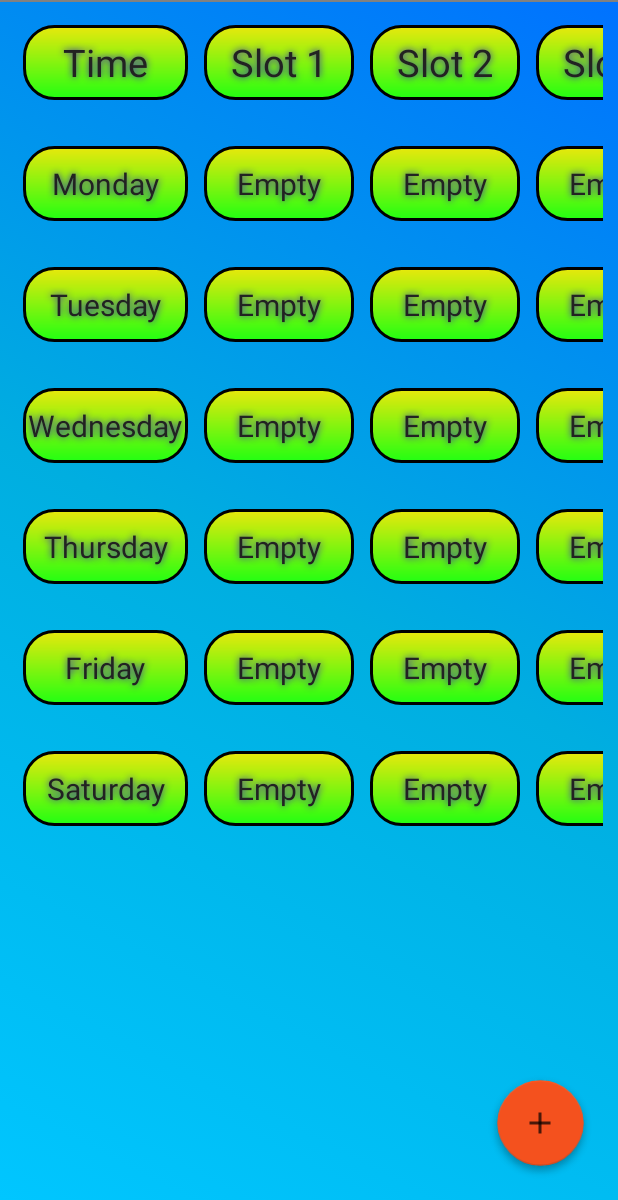
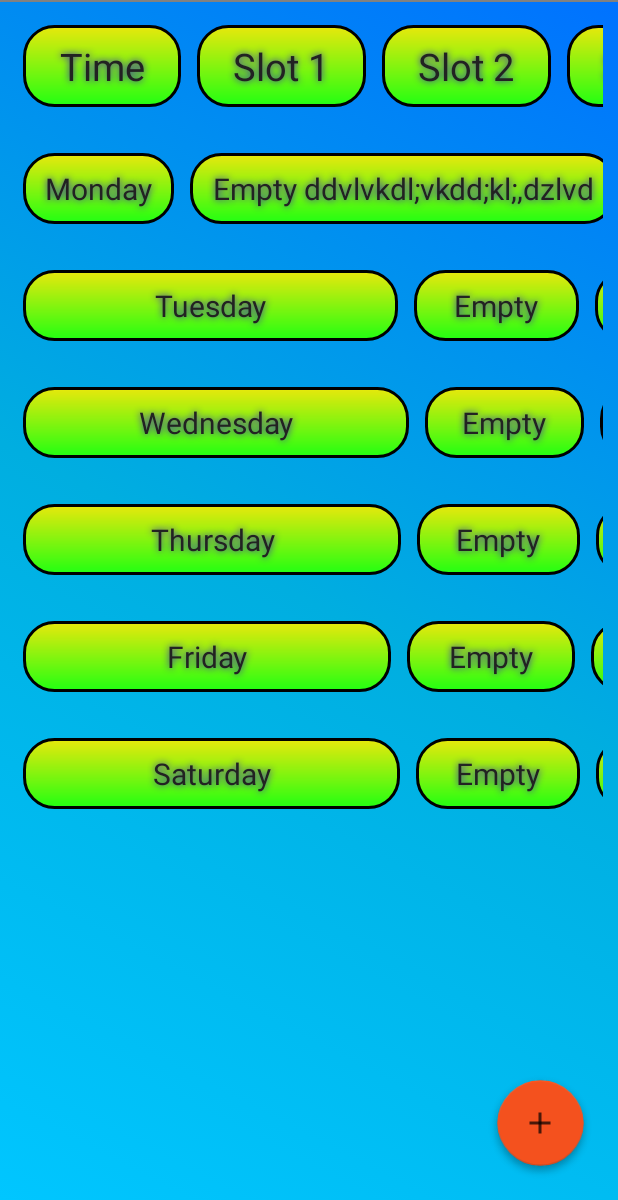
Before and after one commit to prayasjain/bunkapp, an Android app: the screen it shows after launch (Testing), on a phone screen of 412 x 824 dp, the part 36-1236 px from its top. Run offline under Robolectric (Android 15) with nearby library versions, the phone set to English and light mode, and no system bars.

Commit message:
ttlayout-change,incomplete

```diff
--- a/app/src/main/java/abhishekp/example/com/bunkmoniter/Testing.java
+++ b/app/src/main/java/abhishekp/example/com/bunkmoniter/Testing.java
@@ -74,7 +74,7 @@ public class Testing extends Activity implements View.OnClickListener {
     private void loadingdata() {
 
         memory = getSharedPreferences(folder, 0);
-        gotdata = memory.getString("11", "Empty");
+        gotdata = memory.getString("11", "Empty ddvlvkdl;vkdd;kl;,dzlvd");
         text[1][1].setText(gotdata);
         gotdata = memory.getString("21", "Empty");
         text[2][1].setText(gotdata);
--- a/app/src/main/res/drawable/textitem.xml
+++ b/app/src/main/res/drawable/textitem.xml
@@ -10,15 +10,12 @@
         android:type="linear"
         />
     <padding
-        android:left="0dp"
-        android:top="0dp"
-        android:right="0dp"
-        android:bottom="0dp"
+        android:left="15dp"
+        android:top="10dp"
+        android:right="15dp"
+        android:bottom="10dp"
         />
-    <size
-        android:width="270dp"
-        android:height="60dp"
-        />
+
     <stroke
         android:width="2dp"
         android:color="#000000"
--- a/app/src/main/res/layout/timetableentry.xml
+++ b/app/src/main/res/layout/timetableentry.xml
@@ -32,9 +32,10 @@
                 android:layout_weight="1"
                 android:textSize="25dp"
                 android:layout_margin="5dp"
-                android:layout_width="110dp"
-                android:layout_height="50dp"
+                android:layout_width="wrap_content"
+                android:layout_height="wrap_content"
                 android:text="Time"
+
                 android:gravity="center"
                 android:shadowColor="#311BBF"
                 android:shadowDx="0"
@@ -55,8 +56,8 @@
 
                 android:textSize="25dp"
                 android:layout_margin="5dp"
-                android:layout_width="100dp"
-                android:layout_height="50dp"
+                android:layout_width="wrap_content"
+                android:layout_height="wrap_content"
                 android:text="Slot 1" />
             <TextView
                 android:layout_weight="1"
@@ -70,8 +71,8 @@
 
                 android:textSize="25dp"
                 android:layout_margin="5dp"
-                android:layout_width="100dp"
-                android:layout_height="50dp"
+                android:layout_width="wrap_content"
+                android:layout_height="wrap_content"
                 android:text="Slot 2" />
             <TextView
                 android:layout_weight="1"
@@ -84,8 +85,8 @@
 
                 android:textSize="25dp"
                 android:layout_margin="5dp"
-                android:layout_width="100dp"
-                android:layout_height="50dp"
+                android:layout_width="wrap_content"
+                android:layout_height="wrap_content"
                 android:text="Slot 3" />
             <TextView
                 android:layout_weight="1"
@@ -98,8 +99,8 @@
 
                 android:textSize="25dp"
                 android:layout_margin="5dp"
-                android:layout_width="100dp"
-                android:layout_height="50dp"
+                android:layout_width="wrap_content"
+                android:layout_height="wrap_content"
                 android:text="Slot 4" />
             <TextView
                 android:layout_weight="1"
@@ -112,8 +113,8 @@
 
                 android:textSize="25dp"
                 android:layout_margin="5dp"
-                android:layout_width="100dp"
-                android:layout_height="50dp"
+                android:layout_width="wrap_content"
+                android:layout_height="wrap_content"
                 android:text="Slot 5" />
             <TextView
                 android:layout_weight="1"
@@ -126,8 +127,8 @@
 
                 android:textSize="25dp"
                 android:layout_margin="5dp"
-                android:layout_width="100dp"
-                android:layout_height="50dp"
+                android:layout_width="wrap_content"
+                android:layout_height="wrap_content"
                 android:text="Slot 6" />
             <TextView
                 android:layout_weight="1"
@@ -140,8 +141,8 @@
 
                 android:textSize="25dp"
                 android:layout_margin="5dp"
-                android:layout_width="100dp"
-                android:layout_height="50dp"
+                android:layout_width="wrap_content"
+                android:layout_height="wrap_content"
                 android:text="Slot 7" />
 
 
@@ -158,8 +159,8 @@
             android:layout_weight="6"
             android:textSize="20dp"
             android:layout_margin="5dp"
-            android:layout_width="110dp"
-            android:layout_height="50dp"
+            android:layout_width="wrap_content"
+            android:layout_height="wrap_content"
             android:text="Monday"
             android:shadowColor="#311BBF"
             android:shadowDx="0"
@@ -174,8 +175,8 @@
            android:textColor="#222222"                  android:background="@drawable/textitem"
             android:textSize="20dp"
             android:layout_margin="5dp"
-            android:layout_width="100dp"
-            android:layout_height="50dp"
+            android:layout_width="wrap_content"
+            android:layout_height="wrap_content"
             android:text="Empty"
             android:shadowColor="#311BBF"
             android:shadowDx="0"
@@ -196,8 +197,8 @@
             android:gravity="center"
             android:textSize="20dp"
             android:layout_margin="5dp"
-            android:layout_width="100dp"
-            android:layout_height="50dp"
+            android:layout_width="wrap_content"
+            android:layout_height="wrap_content"
             android:text="Empty"
             android:id="@+id/tv12" />
         <TextView
@@ -211,8 +212,8 @@
             android:shadowRadius="6"
             android:gravity="center"
             android:layout_margin="5dp"
-            android:layout_width="100dp"
-            android:layout_height="50dp"
+            android:layout_width="wrap_content"
+            android:layout_height="wrap_content"
             android:text="Empty"
             android:id="@+id/tv13" />
         <TextView
@@ -227,8 +228,8 @@
             android:shadowRadius="6"
             android:gravity="center"
             android:layout_margin="5dp"
-            android:layout_width="100dp"
-            android:layout_height="50dp"
+            android:layout_width="wrap_content"
+            android:layout_height="wrap_content"
             android:text="Empty" />
         <TextView
             android:id="@+id/tv15"
@@ -242,8 +243,8 @@
             android:textSize="20dp"
             android:layout_weight="1"
             android:layout_margin="5dp"
-            android:layout_width="100dp"
-            android:layout_height="50dp"
+            android:layout_width="wrap_content"
+            android:layout_height="wrap_content"
             android:text="Empty" />
         <TextView
             android:id="@+id/tv16"
@@ -257,8 +258,8 @@
             android:gravity="center"
             android:layout_weight="1"
             android:layout_margin="5dp"
-            android:layout_width="100dp"
-            android:layout_height="50dp"
+            android:layout_width="wrap_content"
+            android:layout_height="wrap_content"
             android:text="Empty" />
         <TextView
             android:id="@+id/tv17"
@@ -272,8 +273,8 @@
             android:gravity="center"
             android:layout_margin="5dp"
             android:layout_weight="1"
-            android:layout_width="100dp"
-            android:layout_height="50dp"
+            android:layout_width="wrap_content"
+            android:layout_height="wrap_content"
             android:text="Empty" />
 
 
@@ -290,8 +291,8 @@
             android:layout_weight="6"
             android:textSize="20dp"
             android:layout_margin="5dp"
-            android:layout_width="110dp"
-            android:layout_height="50dp"
+            android:layout_width="wrap_content"
+            android:layout_height="wrap_content"
             android:text="Tuesday"
            android:textColor="#222222"                  android:background="@drawable/textitem"
             android:shadowColor="#311BBF"
@@ -310,8 +311,8 @@
             android:gravity="center"
             android:textSize="20dp"
             android:layout_margin="5dp"
-            android:layout_width="100dp"
-            android:layout_height="50dp"
+            android:layout_width="wrap_content"
+            android:layout_height="wrap_content"
             android:text="Empty"
             android:id="@+id/tv21"/>
         <TextView
@@ -325,8 +326,8 @@
             android:gravity="center"
             android:textSize="20dp"
             android:layout_margin="5dp"
-            android:layout_width="100dp"
-            android:layout_height="50dp"
+            android:layout_width="wrap_content"
+            android:layout_height="wrap_content"
             android:text="Empty"
             android:id="@+id/tv22" />
         <TextView
@@ -340,8 +341,8 @@
             android:shadowRadius="6"
             android:gravity="center"
             android:layout_margin="5dp"
-            android:layout_width="100dp"
-            android:layout_height="50dp"
+            android:layout_width="wrap_content"
+            android:layout_height="wrap_content"
             android:text="Empty"
             android:id="@+id/tv23" />
         <TextView
@@ -356,8 +357,8 @@
             android:shadowRadius="6"
             android:gravity="center"
             android:layout_margin="5dp"
-            android:layout_width="100dp"
-            android:layout_height="50dp"
+            android:layout_width="wrap_content"
+            android:layout_height="wrap_content"
             android:text="Empty"
             android:id="@+id/tv24"/>
         <TextView
@@ -372,8 +373,8 @@
             android:textSize="20dp"
             android:layout_weight="1"
             android:layout_margin="5dp"
-            android:layout_width="100dp"
-            android:layout_height="50dp"
+            android:layout_width="wrap_content"
+            android:layout_height="wrap_content"
             android:text="Empty"
             android:id="@+id/tv25"/>
         <TextView
@@ -388,8 +389,8 @@
 
             android:layout_weight="1"
             android:layout_margin="5dp"
-            android:layout_width="100dp"
-            android:layout_height="50dp"
+            android:layout_width="wrap_content"
+            android:layout_height="wrap_content"
             android:text="Empty"
             android:id="@+id/tv26"/>
         <TextView
@@ -406,8 +407,8 @@
 
             android:layout_margin="5dp"
             android:layout_weight="1"
-            android:layout_width="100dp"
-            android:layout_height="50dp"
+            android:layout_width="wrap_content"
+            android:layout_height="wrap_content"
             android:text="Empty" />
 
 
@@ -424,8 +425,8 @@
             android:layout_weight="6"
             android:textSize="20dp"
             android:layout_margin="5dp"
-            android:layout_width="110dp"
-            android:layout_height="50dp"
+            android:layout_width="wrap_content"
+            android:layout_height="wrap_content"
             android:text="Wednesday"
             android:shadowColor="#311BBF"
             android:shadowDx="0"
@@ -444,8 +445,8 @@
            android:textColor="#222222"                  android:background="@drawable/textitem"
             android:textSize="20dp"
             android:layout_margin="5dp"
-            android:layout_width="100dp"
-            android:layout_height="50dp"
+            android:layout_width="wrap_content"
+            android:layout_height="wrap_content"
             android:text="Empty"
             android:id="@+id/tv31" />
         <TextView
@@ -459,8 +460,8 @@
            android:textColor="#222222"                  android:background="@drawable/textitem"
             android:textSize="20dp"
             android:layout_margin="5dp"
-            android:layout_width="100dp"
-            android:layout_height="50dp"
+            android:layout_width="wrap_content"
+            android:layout_height="wrap_content"
             android:text="Empty"
             android:id="@+id/tv32" />
         <TextView
@@ -474,8 +475,8 @@
             android:gravity="center"
            android:textColor="#222222"                  android:background="@drawable/textitem"
             android:layout_margin="5dp"
-            android:layout_width="100dp"
-            android:layout_height="50dp"
+            android:layout_width="wrap_content"
+            android:layout_height="wrap_content"
             android:text="Empty"
             android:id="@+id/tv33" />
         <TextView
@@ -490,8 +491,8 @@
             android:gravity="center"
            android:textColor="#222222"                  android:background="@drawable/textitem"
             android:layout_margin="5dp"
-            android:layout_width="100dp"
-            android:layout_height="50dp"
+            android:layout_width="wrap_content"
+            android:layout_height="wrap_content"
             android:text="Empty" />
         <TextView
             android:clickable="true"
@@ -505,8 +506,8 @@
             android:id="@+id/tv35"
             android:layout_weight="1"
             android:layout_margin="5dp"
-            android:layout_width="100dp"
-            android:layout_height="50dp"
+            android:layout_width="wrap_content"
+            android:layout_height="wrap_content"
             android:text="Empty" />
         <TextView
             android:clickable="true"
@@ -520,8 +521,8 @@
            android:textColor="#222222"                  android:background="@drawable/textitem"
             android:layout_weight="1"
             android:layout_margin="5dp"
-            android:layout_width="100dp"
-            android:layout_height="50dp"
+            android:layout_width="wrap_content"
+            android:layout_height="wrap_content"
             android:text="Empty" />
         <TextView
             android:clickable="true"
@@ -535,8 +536,8 @@
            android:textColor="#222222"                  android:background="@drawable/textitem"
             android:layout_margin="5dp"
             android:layout_weight="1"
-            android:layout_width="100dp"
-            android:layout_height="50dp"
+            android:layout_width="wrap_content"
+            android:layout_height="wrap_content"
             android:text="Empty" />
 
 
@@ -553,8 +554,8 @@
             android:layout_weight="6"
             android:textSize="20dp"
             android:layout_margin="5dp"
-            android:layout_width="110dp"
-            android:layout_height="50dp"
+            android:layout_width="wrap_content"
+            android:layout_height="wrap_content"
             android:text="Thursday"
             android:shadowColor="#311BBF"
             android:shadowDx="0"
@@ -573,8 +574,8 @@
            android:textColor="#222222"                  android:background="@drawable/textitem"
             android:textSize="20dp"
             android:layout_margin="5dp"
-            android:layout_width="100dp"
-            android:layout_height="50dp"
+            android:layout_width="wrap_content"
+            android:layout_height="wrap_content"
             android:text="Empty"
             android:id="@+id/tv41" />
         <TextView
@@ -588,8 +589,8 @@
            android:textColor="#222222"                  android:background="@drawable/textitem"
             android:textSize="20dp"
             android:layout_margin="5dp"
-            android:layout_width="100dp"
-            android:layout_height="50dp"
+            android:layout_width="wrap_content"
+            android:layout_height="wrap_content"
             android:text="Empty"
             android:id="@+id/tv42" />
         <TextView
@@ -603,8 +604,8 @@
             android:gravity="center"
            android:textColor="#222222"                  android:background="@drawable/textitem"
             android:layout_margin="5dp"
-            android:layout_width="100dp"
-            android:layout_height="50dp"
+            android:layout_width="wrap_content"
+            android:layout_height="wrap_content"
             android:text="Empty"
             android:id="@+id/tv43" />
         <TextView
@@ -619,8 +620,8 @@
             android:gravity="center"
            android:textColor="#222222"                  android:background="@drawable/textitem"
             android:layout_margin="5dp"
-            android:layout_width="100dp"
-            android:layout_height="50dp"
+            android:layout_width="wrap_content"
+            android:layout_height="wrap_content"
             android:text="Empty" />
         <TextView
             android:clickable="true"
@@ -634,8 +635,8 @@
             android:textSize="20dp"
             android:layout_weight="1"
             android:layout_margin="5dp"
-            android:layout_width="100dp"
-            android:layout_height="50dp"
+            android:layout_width="wrap_content"
+            android:layout_height="wrap_content"
             android:text="Empty" />
         <TextView
             android:clickable="true"
@@ -649,8 +650,8 @@
            android:textColor="#222222"                  android:background="@drawable/textitem"
             android:layout_weight="1"
             android:layout_margin="5dp"
-            android:layout_width="100dp"
-            android:layout_height="50dp"
+            android:layout_width="wrap_content"
+            android:layout_height="wrap_content"
             android:text="Empty" />
         <TextView
             android:clickable="true"
@@ -664,8 +665,8 @@
            android:textColor="#222222"                  android:background="@drawable/textitem"
             android:layout_margin="5dp"
             android:layout_weight="1"
-            android:layout_width="100dp"
-            android:layout_height="50dp"
+            android:layout_width="wrap_content"
+            android:layout_height="wrap_content"
             android:text="Empty" />
 
 
@@ -682,8 +683,8 @@
             android:layout_weight="6"
             android:textSize="20dp"
             android:layout_margin="5dp"
-            android:layout_width="110dp"
-            android:layout_height="50dp"
+            android:layout_width="wrap_content"
+            android:layout_height="wrap_content"
             android:text="Friday"
             android:shadowColor="#311BBF"
             android:shadowDx="0"
@@ -702,8 +703,8 @@
            android:textColor="#222222"                  android:background="@drawable/textitem"
             android:textSize="20dp"
             android:layout_margin="5dp"
-            android:layout_width="100dp"
-            android:layout_height="50dp"
+            android:layout_width="wrap_content"
+            android:layout_height="wrap_content"
             android:text="Empty"
             android:id="@+id/tv51" />
         <TextView
@@ -717,8 +718,8 @@
            android:textColor="#222222"                  android:background="@drawable/textitem"
             android:textSize="20dp"
             android:layout_margin="5dp"
-            android:layout_width="100dp"
-            android:layout_height="50dp"
+            android:layout_width="wrap_content"
+            android:layout_height="wrap_content"
             android:text="Empty"
             android:id="@+id/tv52" />
         <TextView
@@ -732,8 +733,8 @@
             android:gravity="center"
            android:textColor="#222222"                  android:background="@drawable/textitem"
             android:layout_margin="5dp"
-            android:layout_width="100dp"
-            android:layout_height="50dp"
+            android:layout_width="wrap_content"
+            android:layout_height="wrap_content"
             android:text="Empty"
             android:id="@+id/tv53" />
         <TextView
@@ -748,8 +749,8 @@
             android:gravity="center"
            android:textColor="#222222"                  android:background="@drawable/textitem"
             android:layout_margin="5dp"
-            android:layout_width="100dp"
-            android:layout_height="50dp"
+            android:layout_width="wrap_content"
+            android:layout_height="wrap_content"
             android:text="Empty" />
         <TextView
             android:clickable="true"
@@ -763,8 +764,8 @@
             android:textSize="20dp"
             android:layout_weight="1"
             android:layout_margin="5dp"
-            android:layout_width="100dp"
-            android:layout_height="50dp"
+            android:layout_width="wrap_content"
+            android:layout_height="wrap_content"
             android:text="Empty" />
         <TextView
             android:clickable="true"
@@ -778,8 +779,8 @@
            android:textColor="#222222"                  android:background="@drawable/textitem"
             android:layout_weight="1"
             android:layout_margin="5dp"
-            android:layout_width="100dp"
-            android:layout_height="50dp"
+            android:layout_width="wrap_content"
+            android:layout_height="wrap_content"
             android:text="Empty" />
         <TextView
             android:clickable="true"
@@ -793,8 +794,8 @@
            android:textColor="#222222"                  android:background="@drawable/textitem"
             android:layout_margin="5dp"
             android:layout_weight="1"
-            android:layout_width="100dp"
-            android:layout_height="50dp"
+            android:layout_width="wrap_content"
+            android:layout_height="wrap_content"
             android:text="Empty" />
 
 
@@ -811,8 +812,8 @@
             android:layout_weight="6"
             android:textSize="20dp"
             android:layout_margin="5dp"
-            android:layout_width="110dp"
-            android:layout_height="50dp"
+            android:layout_width="wrap_content"
+            android:layout_height="wrap_content"
             android:text="Saturday"
             android:shadowColor="#311BBF"
             android:shadowDx="0"
@@ -831,8 +832,8 @@
            android:textColor="#222222"                  android:background="@drawable/textitem"
             android:textSize="20dp"
             android:layout_margin="5dp"
-            android:layout_width="100dp"
-            android:layout_height="50dp"
+            android:layout_width="wrap_content"
+            android:layout_height="wrap_content"
             android:text="Empty"
             android:id="@+id/tv61" />
         <TextView
@@ -846,8 +847,8 @@
            android:textColor="#222222"                  android:background="@drawable/textitem"
             android:textSize="20dp"
             android:layout_margin="5dp"
-            android:layout_width="100dp"
-            android:layout_height="50dp"
+            android:layout_width="wrap_content"
+            android:layout_height="wrap_content"
             android:text="Empty"
             android:id="@+id/tv62" />
         <TextView
@@ -861,8 +862,8 @@
             android:gravity="center"
            android:textColor="#222222"                  android:background="@drawable/textitem"
             android:layout_margin="5dp"
-            android:layout_width="100dp"
-            android:layout_height="50dp"
+            android:layout_width="wrap_content"
+            android:layout_height="wrap_content"
             android:text="Empty"
             android:id="@+id/tv63" />
         <TextView
@@ -877,8 +878,8 @@
             android:gravity="center"
            android:textColor="#222222"                  android:background="@drawable/textitem"
             android:layout_margin="5dp"
-            android:layout_width="100dp"
-            android:layout_height="50dp"
+            android:layout_width="wrap_content"
+            android:layout_height="wrap_content"
             android:text="Empty" />
         <TextView
             android:clickable="true"
@@ -892,8 +893,8 @@
             android:textSize="20dp"
             android:layout_weight="1"
             android:layout_margin="5dp"
-            android:layout_width="100dp"
-            android:layout_height="50dp"
+            android:layout_width="wrap_content"
+            android:layout_height="wrap_content"
             android:text="Empty" />
         <TextView
             android:clickable="true"
@@ -907,8 +908,8 @@
             android:layout_weight="1"
             android:id="@+id/tv66"
             android:layout_margin="5dp"
-            android:layout_width="100dp"
-            android:layout_height="50dp"
+            android:layout_width="wrap_content"
+            android:layout_height="wrap_content"
             android:text="Empty" />
         <TextView
             android:clickable="true"
@@ -923,8 +924,8 @@
             android:id="@+id/tv67"
             android:layout_margin="5dp"
             android:layout_weight="1"
-            android:layout_width="100dp"
-            android:layout_height="50dp"
+            android:layout_width="wrap_content"
+            android:layout_height="wrap_content"
             android:text="Empty" />
 
 
```
